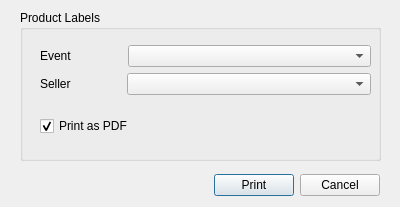
Before: the Qt Designer form iBasar/labelprintwidget.ui in hoihrig/iBasar, drawn with Qt 5.
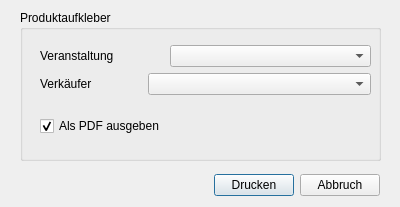
After: the same form once the commit is applied.

Patch:
```diff
--- a/iBasar/labelprintwidget.ui
+++ b/iBasar/labelprintwidget.ui
@@ -23,9 +23,9 @@
     </rect>
    </property>
    <property name="title">
-    <string>Product Labels</string>
+    <string>Produktaufkleber</string>
    </property>
-   <widget class="QWidget" name="">
+   <widget class="QWidget" name="layoutWidget">
     <property name="geometry">
      <rect>
       <x>20</x>
@@ -42,7 +42,7 @@
          <item>
           <widget class="QLabel" name="eventlvl">
            <property name="text">
-            <string>Event</string>
+            <string>Veranstaltung</string>
            </property>
           </widget>
          </item>
@@ -72,7 +72,7 @@
          <item>
           <widget class="QLabel" name="sellerlbl">
            <property name="text">
-            <string>Seller</string>
+            <string>Verkäufer</string>
            </property>
           </widget>
          </item>
@@ -102,7 +102,7 @@
      <item>
       <widget class="QCheckBox" name="createpdfcheckbox">
        <property name="text">
-        <string>Print as PDF</string>
+        <string>Als PDF ausgeben</string>
        </property>
        <property name="checked">
         <bool>true</bool>
@@ -112,7 +112,7 @@
     </layout>
    </widget>
   </widget>
-  <widget class="QWidget" name="">
+  <widget class="QWidget" name="layoutWidget">
    <property name="geometry">
     <rect>
      <x>20</x>
@@ -138,14 +138,14 @@
     <item>
      <widget class="QPushButton" name="printbtn">
       <property name="text">
-       <string>Print</string>
+       <string>Drucken</string>
       </property>
      </widget>
     </item>
     <item>
      <widget class="QPushButton" name="cancelbtn">
       <property name="text">
-       <string>Cancel</string>
+       <string>Abbruch</string>
       </property>
      </widget>
     </item>
```
